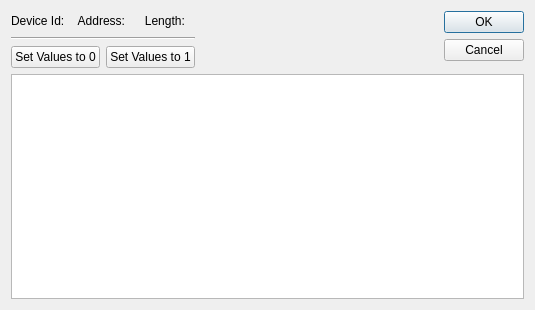
Above: src/dialogs/dialogforcemultiplecoils.ui from sanny32/OpenModScan before the change. Below: the same form after it.
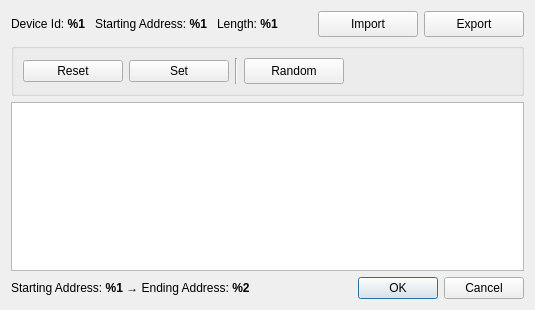
That is the form after the change. Icons and pictures are not drawn.

```diff
--- a/src/dialogs/dialogforcemultiplecoils.ui
+++ b/src/dialogs/dialogforcemultiplecoils.ui
@@ -19,72 +19,172 @@
   <property name="windowTitle">
    <string>15: WRITE MULTIPLE COILS</string>
   </property>
-  <layout class="QHBoxLayout" name="horizontalLayout">
+  <layout class="QVBoxLayout" name="verticalLayout">
    <item>
-    <layout class="QGridLayout" name="gridLayout">
-     <item row="1" column="2">
-      <spacer name="horizontalSpacer_2">
-       <property name="orientation">
-        <enum>Qt::Horizontal</enum>
-       </property>
-       <property name="sizeHint" stdset="0">
-        <size>
-         <width>40</width>
-         <height>20</height>
-        </size>
-       </property>
-      </spacer>
-     </item>
-     <item row="1" column="0" colspan="2">
       <layout class="QHBoxLayout" name="horizontalLayout_2">
        <item>
+      <layout class="QHBoxLayout" name="horizontalLayout_4">
+       <property name="spacing">
+        <number>10</number>
+       </property>
+       <item>
         <widget class="QLabel" name="labelSlaveDevice">
          <property name="text">
-          <string>Device Id: </string>
+          <string>&lt;html&gt;&lt;head/&gt;&lt;body&gt;&lt;p&gt;Device Id: &lt;span style=&quot; font-weight:700;&quot;&gt;%1&lt;/span&gt;&lt;/p&gt;&lt;/body&gt;&lt;/html&gt;</string>
          </property>
         </widget>
        </item>
        <item>
         <widget class="QLabel" name="labelAddress">
          <property name="text">
-          <string>Address: </string>
-         </property>
-         <property name="alignment">
-          <set>Qt::AlignCenter</set>
+          <string>&lt;html&gt;&lt;head/&gt;&lt;body&gt;&lt;p&gt;Starting Address: &lt;span style=&quot; font-weight:700;&quot;&gt;%1&lt;/span&gt;&lt;/p&gt;&lt;/body&gt;&lt;/html&gt;</string>
          </property>
         </widget>
        </item>
        <item>
         <widget class="QLabel" name="labelLength">
          <property name="text">
-          <string>Length: </string>
+          <string>&lt;html&gt;&lt;head/&gt;&lt;body&gt;&lt;p&gt;Length: &lt;span style=&quot; font-weight:700;&quot;&gt;%1&lt;/span&gt;&lt;/p&gt;&lt;/body&gt;&lt;/html&gt;</string>
          </property>
-         <property name="alignment">
-          <set>Qt::AlignCenter</set>
-         </property>
-        </widget>
-       </item>
-      </layout>
-     </item>
-     <item row="3" column="0" colspan="2">
+        </widget>
+       </item>
+      </layout>
+     </item>
+     <item>
+      <spacer name="horizontalSpacer">
+       <property name="orientation">
+        <enum>Qt::Orientation::Horizontal</enum>
+       </property>
+       <property name="sizeHint" stdset="0">
+        <size>
+         <width>40</width>
+         <height>20</height>
+        </size>
+       </property>
+      </spacer>
+     </item>
+     <item>
+      <widget class="QPushButton" name="pushButtonImport">
+       <property name="sizePolicy">
+        <sizepolicy hsizetype="Preferred" vsizetype="Fixed">
+         <horstretch>0</horstretch>
+         <verstretch>0</verstretch>
+        </sizepolicy>
+       </property>
+       <property name="minimumSize">
+        <size>
+         <width>100</width>
+         <height>26</height>
+        </size>
+       </property>
+       <property name="text">
+        <string>Import</string>
+       </property>
+       <property name="icon">
+        <iconset resource="../resources.qrc">
+         <normaloff>:/res/icon-import.svg</normaloff>:/res/icon-import.svg</iconset>
+       </property>
+      </widget>
+     </item>
+     <item>
+      <widget class="QPushButton" name="pushButtonExport">
+       <property name="sizePolicy">
+        <sizepolicy hsizetype="Preferred" vsizetype="Fixed">
+         <horstretch>0</horstretch>
+         <verstretch>0</verstretch>
+        </sizepolicy>
+       </property>
+       <property name="minimumSize">
+        <size>
+         <width>100</width>
+         <height>26</height>
+        </size>
+       </property>
+       <property name="text">
+        <string>Export</string>
+       </property>
+       <property name="icon">
+        <iconset resource="../resources.qrc">
+         <normaloff>:/res/icon-export.svg</normaloff>:/res/icon-export.svg</iconset>
+       </property>
+      </widget>
+     </item>
+    </layout>
+   </item>
+   <item>
+    <widget class="QGroupBox" name="groupBox">
       <layout class="QHBoxLayout" name="horizontalLayout_3">
        <item>
         <widget class="QPushButton" name="pushButton0">
+        <property name="minimumSize">
+         <size>
+          <width>100</width>
+          <height>0</height>
+         </size>
+        </property>
          <property name="text">
-          <string>Set Values to 0</string>
+         <string>Reset</string>
+        </property>
+        <property name="icon">
+         <iconset resource="../resources.qrc">
+          <normaloff>:/res/icon-reset.svg</normaloff>:/res/icon-reset.svg</iconset>
          </property>
         </widget>
        </item>
        <item>
         <widget class="QPushButton" name="pushButton1">
+        <property name="minimumSize">
+         <size>
+          <width>100</width>
+          <height>0</height>
+         </size>
+        </property>
          <property name="text">
-          <string>Set Values to 1</string>
+         <string>Set</string>
          </property>
         </widget>
        </item>
-      </layout>
-     </item>
-     <item row="4" column="0" colspan="4">
+      <item>
+       <widget class="Line" name="line">
+        <property name="orientation">
+         <enum>Qt::Orientation::Vertical</enum>
+        </property>
+       </widget>
+      </item>
+      <item>
+       <widget class="QPushButton" name="pushButtonRandom">
+        <property name="minimumSize">
+         <size>
+          <width>100</width>
+          <height>26</height>
+         </size>
+        </property>
+        <property name="text">
+         <string>Random</string>
+        </property>
+        <property name="icon">
+         <iconset resource="../resources.qrc">
+          <normaloff>:/res/icon-random.svg</normaloff>:/res/icon-random.svg</iconset>
+        </property>
+       </widget>
+      </item>
+      <item>
+       <spacer name="horizontalSpacer_2">
+        <property name="orientation">
+         <enum>Qt::Orientation::Horizontal</enum>
+        </property>
+        <property name="sizeHint" stdset="0">
+         <size>
+          <width>40</width>
+          <height>20</height>
+         </size>
+        </property>
+       </spacer>
+      </item>
+     </layout>
+    </widget>
+   </item>
+   <item>
       <widget class="QTableWidget" name="tableWidget">
        <property name="focusPolicy">
         <enum>Qt::NoFocus</enum>
@@ -118,18 +218,17 @@
        </attribute>
       </widget>
      </item>
-     <item row="2" column="0" colspan="2">
-      <widget class="Line" name="line">
-       <property name="orientation">
-        <enum>Qt::Horizontal</enum>
+   <item>
+    <layout class="QHBoxLayout" name="horizontalLayout">
+     <item>
+      <widget class="QLabel" name="labelAddresses">
+       <property name="text">
+        <string>&lt;html&gt;&lt;head/&gt;&lt;body&gt;&lt;p&gt;Starting Address: &lt;span style=&quot; font-weight:700;&quot;&gt;%1 &lt;/span&gt;→ Ending Address: &lt;span style=&quot; font-weight:700;&quot;&gt;%2&lt;/span&gt;&lt;/p&gt;&lt;/body&gt;&lt;/html&gt;</string>
        </property>
       </widget>
      </item>
-     <item row="1" column="3" rowspan="3">
+     <item>
       <widget class="QDialogButtonBox" name="buttonBox">
-       <property name="orientation">
-        <enum>Qt::Vertical</enum>
-       </property>
        <property name="standardButtons">
         <set>QDialogButtonBox::Cancel|QDialogButtonBox::Ok</set>
        </property>
```
Left out of the diff: 14 changed lines with no effect on the pictures. Lines whose indentation alone changed are shown as unchanged.
